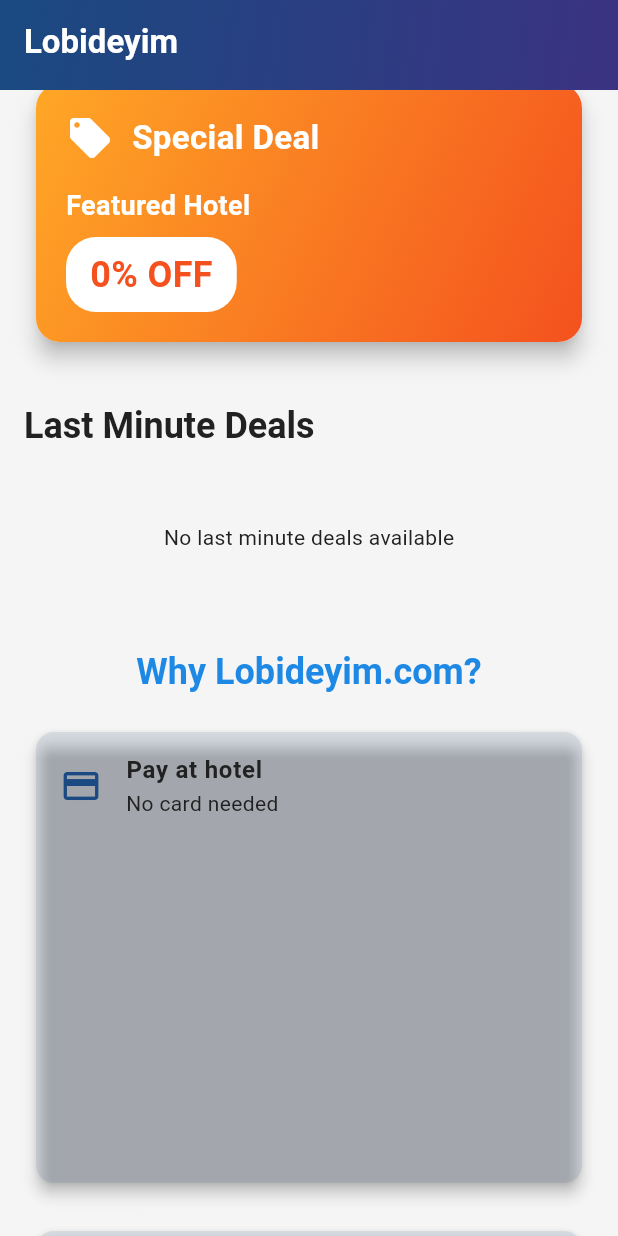
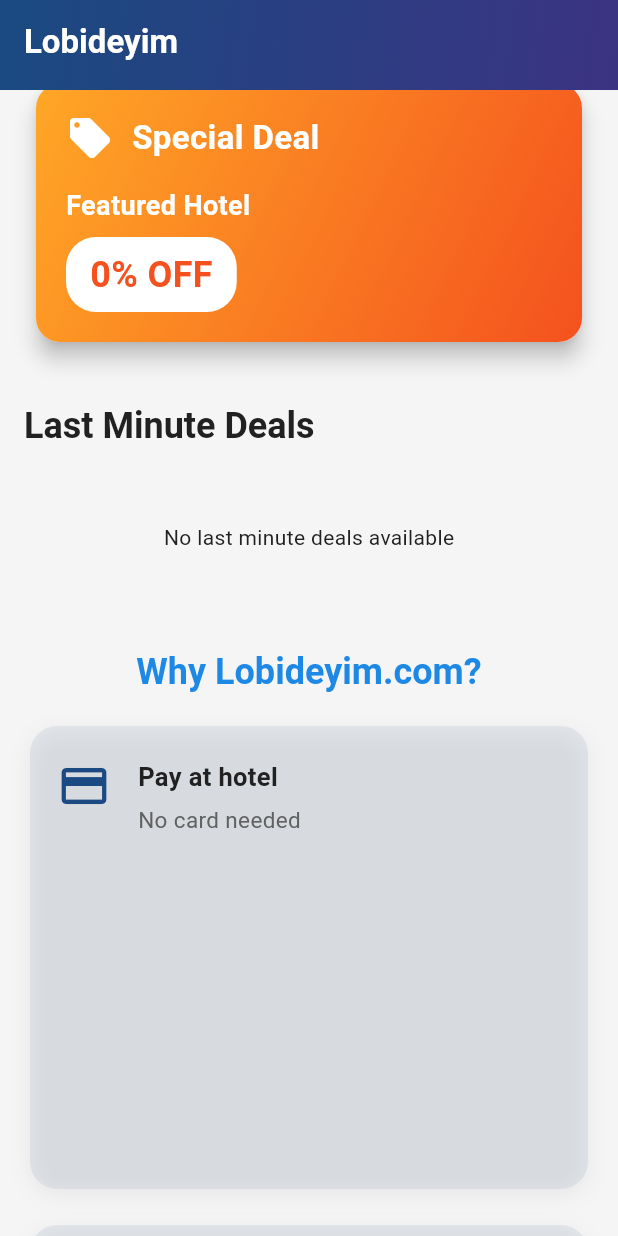
Before and after one commit to BENDILEBENbendi166/mylob_app, a Flutter app: the screen it shows after launch, scrolled down 576 dp, on a phone screen of 412 x 824 dp. Run offline on Flutter 3.47's test engine with Material 3 defaults, Android fonts, the phone set to English and light mode, and no system bars; drawn by our look-alikes of skeletonizer; our stand-ins replace carousel_slider, cloud_firestore, firebase_core, go_router, google_maps_flutter; accounts and stored records are empty.

Commit message:
Refactor LastMinuteDealsSection and CityCard: Improve layout and tap functionality; enhance BuildInfoCard and HotelCard styles for better UI

```diff
--- a/lib/services/city_service.dart
+++ b/lib/services/city_service.dart
@@ -3,7 +3,11 @@
 class CityService {
   static Future<List<Map<String, dynamic>>> fetchCitiesFirestore() async {
     final snap = await FirestoreConnect.db.collection('cities').get();
-    return snap.docs.map((d) => d.data()).toList();
+    return snap.docs.map((d) {
+      final data = d.data();
+      data['id'] = d.id;
+      return data;
+    }).toList();
   }
 
   static Stream<List<Map<String, dynamic>>> streamCities(String cityId) {
--- a/lib/widgets/hotel_widget/build_info_card.dart
+++ b/lib/widgets/hotel_widget/build_info_card.dart
@@ -16,17 +16,48 @@
 
   @override
   Widget build(BuildContext context) {
-    return Card(
-      elevation: 4,
-      shape: RoundedRectangleBorder(borderRadius: BorderRadius.circular(12)),
-      color: color?.withOpacity(0.1),
-      child: ListTile(
-        leading: Icon(icon, color: color, size: 28),
-        title: Text(
-          title,
-          style: const TextStyle(fontWeight: FontWeight.bold),
-        ),
-        subtitle: Text(subtitle),
+    return Container(
+      decoration: BoxDecoration(
+        color: color?.withOpacity(0.08) ?? Colors.white,
+        borderRadius: BorderRadius.circular(18),
+        boxShadow: [
+          BoxShadow(
+            color: Colors.black.withOpacity(0.06),
+            blurRadius: 12,
+            offset: const Offset(0, 4),
+          ),
+        ],
+      ),
+      margin: const EdgeInsets.all(4),
+      padding: const EdgeInsets.symmetric(horizontal: 18, vertical: 22),
+      child: Row(
+        crossAxisAlignment: CrossAxisAlignment.start,
+        children: [
+          Icon(icon, color: color, size: 36),
+          const SizedBox(width: 18),
+          Expanded(
+            child: Column(
+              crossAxisAlignment: CrossAxisAlignment.start,
+              children: [
+                Text(
+                  title,
+                  style: const TextStyle(
+                    fontWeight: FontWeight.bold,
+                    fontSize: 17,
+                  ),
+                ),
+                const SizedBox(height: 6),
+                Text(
+                  subtitle,
+                  style: TextStyle(
+                    fontSize: 15,
+                    color: Colors.grey[700],
+                  ),
+                ),
+              ],
+            ),
+          ),
+        ],
       ),
     );
   }
```
Also changed, not shown: lib/screens/homeScreen/last_minute_deals_section.dart (+57 -23 lines), lib/widgets/city_widget/city_card.dart (+27 -21 lines), lib/widgets/hotel_widget/hotel_card.dart (+62 -31 lines).
